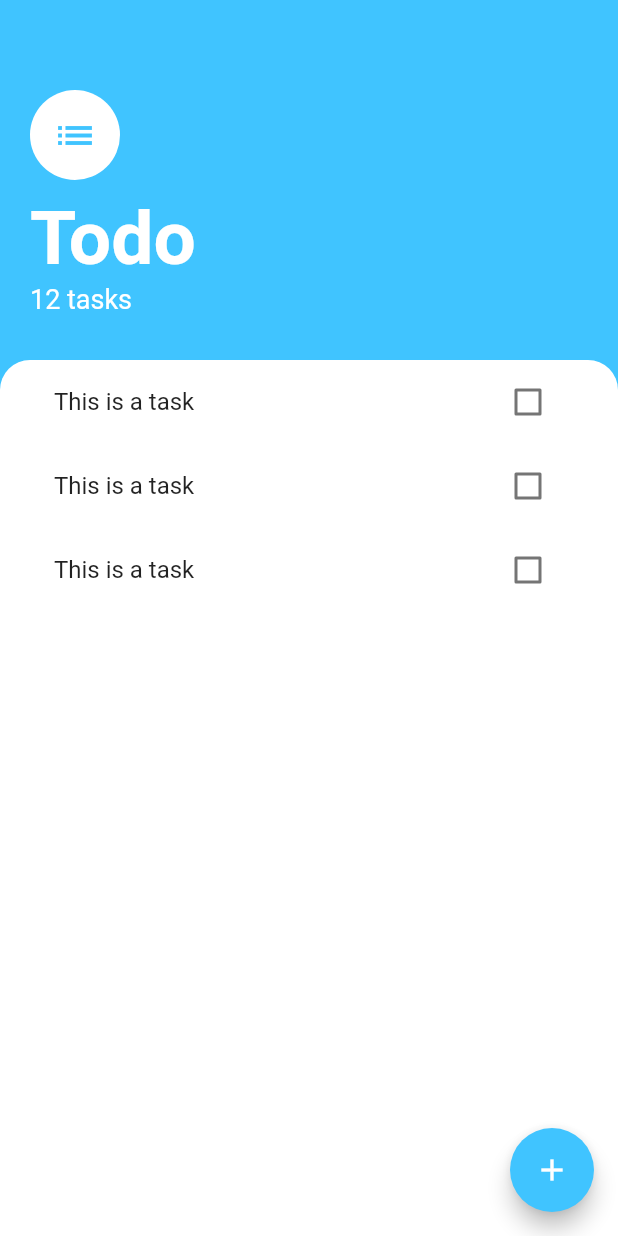
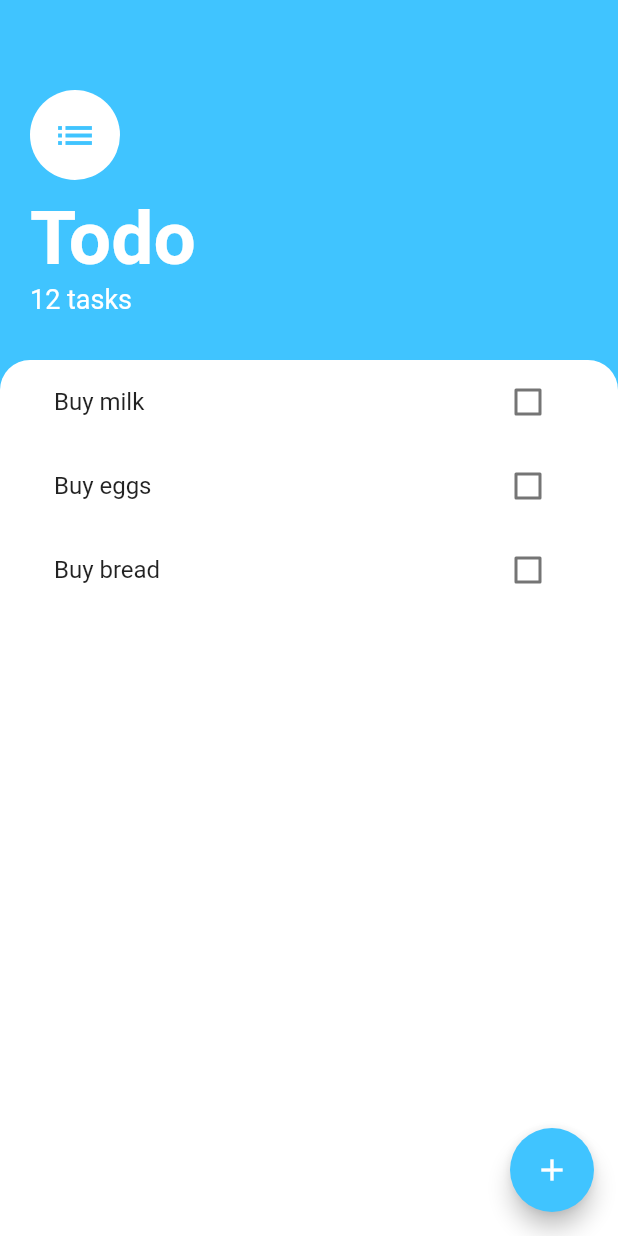
Before and after one commit to edsson-madrigal/flutter_project10_state_management, a Flutter app: the screen it shows after launch, on a phone screen of 412 x 824 dp. Run offline on Flutter 3.47's test engine with Material 2 defaults, Android fonts, the light colour scheme and no system bars.

Commit message:
refactor code

```diff
--- /dev/null
+++ b/lib/modules/task.dart
@@ -0,0 +1,10 @@
+class Task {
+  final String name;
+  bool isDone;
+
+  Task({required this.name, this.isDone = false});
+
+  void toggleDone() {
+    isDone = !isDone;
+  }
+}
--- a/lib/widgets/tasks_list.dart
+++ b/lib/widgets/tasks_list.dart
@@ -1,20 +1,23 @@
-// ignore_for_file: prefer_const_constructors, prefer_const_literals_to_create_immutables
+// ignore_for_file: prefer_const_constructors, prefer_const_literals_to_create_immutables, use_key_in_widget_constructors, must_be_immutable
 
 import 'package:flutter/material.dart';
+import 'package:flutter_project10_state_management/modules/task.dart';
 import 'package:flutter_project10_state_management/widgets/tasks_tiles.dart';
 
 class TasksList extends StatelessWidget {
-  const TasksList({
-    Key? key,
-  }) : super(key: key);
+  List<Task> tasks = [
+    Task(name: 'Buy milk'),
+    Task(name: 'Buy eggs'),
+    Task(name: 'Buy bread'),
+  ];
 
   @override
   Widget build(BuildContext context) {
     return ListView(
       children: [
-        TasksTile(),
-        TasksTile(),
-        TasksTile(),
+        TasksTile(taskTitle: tasks[0].name, isChecked: tasks[0].isDone),
+        TasksTile(taskTitle: tasks[1].name, isChecked: tasks[1].isDone),
+        TasksTile(taskTitle: tasks[2].name, isChecked: tasks[2].isDone),
       ],
     );
   }
--- a/lib/widgets/tasks_tiles.dart
+++ b/lib/widgets/tasks_tiles.dart
@@ -2,36 +2,32 @@
 
 import 'package:flutter/material.dart';
 
-class TasksTile extends StatefulWidget {
-  const TasksTile({
-    Key? key,
-  }) : super(key: key);
+class TasksTile extends StatelessWidget {
+  final bool isChecked;
+  final String taskTitle;
 
-  @override
-  State<TasksTile> createState() => _TasksTileState();
-}
-
-class _TasksTileState extends State<TasksTile> {
-  bool isChecked = false;
-
-  void checkboxCallback(bool? checkboxState) {
-    setState(() {
-      isChecked = checkboxState ?? true;
-    });
-  }
+  TasksTile({required this.isChecked, required this.taskTitle});
 
   @override
   Widget build(BuildContext context) {
     return ListTile(
       title: Text(
-        'This is a task',
+        taskTitle,
         style: TextStyle(
           decoration: isChecked ? TextDecoration.lineThrough : null,
         ),
       ),
-      trailing: TaskCheckbox(
-        checkBoxState: isChecked,
-        toggleCheckboxState: checkboxCallback,
+      trailing: Checkbox(
+        activeColor: Colors.lightBlueAccent,
+        value: isChecked, onChanged: (bool? value) {},
+        //onChanged: toggleCheckboxState,
+        //(newValue) {
+        // setState(
+        //   () {
+        //     isChecked = newValue!;
+        //   },
+        // );
+        //},
       ),
     );
   }
```
